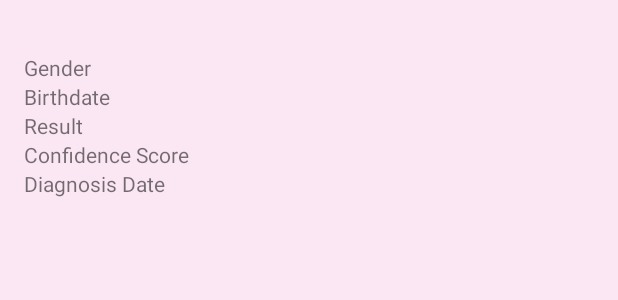
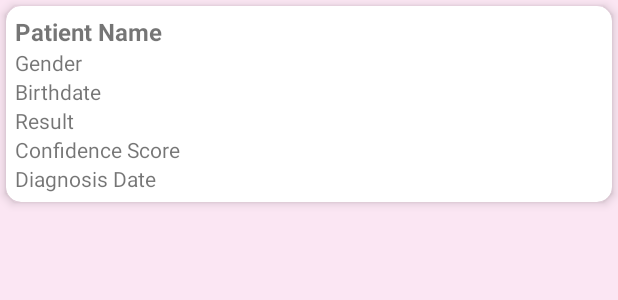
Before and after one commit to RafiRashya/TumoRanger-Backend, an Android app: the layout item_history.xml on its own in the app's theme, with its tools: preview values and no code run, on a phone screen of 412 x 824 dp. Shown: the top 300 px of the screen. Run offline under Robolectric (Android 15) with nearby library versions, the phone set to English and light mode, and no system bars.

Commit message:
Updating History UI

```diff
--- a/app/build.gradle.kts
+++ b/app/build.gradle.kts
@@ -52,6 +52,7 @@ dependencies {
     implementation(libs.androidx.navigation.ui.ktx)
     implementation(libs.androidx.annotation)
     implementation(libs.androidx.activity)
+    implementation(libs.androidx.cardview)
     implementation("de.hdodenhof:circleimageview:3.1.0")
     testImplementation(libs.junit)
     androidTestImplementation(libs.androidx.junit)
--- a/app/src/main/java/com/dicoding/tumoranger/ui/scan/ScanFragment.kt
+++ b/app/src/main/java/com/dicoding/tumoranger/ui/scan/ScanFragment.kt
@@ -59,7 +59,7 @@ class ScanFragment : Fragment() {
         container: ViewGroup?,
         savedInstanceState: Bundle?
     ): View {
-        scanViewModel = ViewModelProvider(this).get(ScanViewModel::class.java)
+        scanViewModel = ViewModelProvider(this)[ScanViewModel::class.java]
 
         _binding = FragmentScanBinding.inflate(inflater, container, false)
         val root: View = binding.root
@@ -95,6 +95,10 @@ class ScanFragment : Fragment() {
         }
 
         addImageButton.setOnClickListener {
+            openGallery()
+        }
+
+        changeImageButton.setOnClickListener {
             openGallery()
         }
 
--- a/app/src/main/res/layout/fragment_scan.xml
+++ b/app/src/main/res/layout/fragment_scan.xml
@@ -56,9 +56,10 @@
                 android:id="@+id/changeImageButton"
                 android:layout_width="wrap_content"
                 android:layout_height="wrap_content"
+                android:layout_marginTop="8dp"
+                android:layout_marginEnd="8dp"
+                android:text="@string/change_image"
                 android:visibility="gone"
-                android:elevation="0dp"
-                android:text="@string/change_image"
                 app:layout_constraintEnd_toEndOf="@+id/imageContainer"
                 app:layout_constraintTop_toTopOf="@+id/imageContainer" />
 
--- a/app/src/main/res/layout/fragment_settings.xml
+++ b/app/src/main/res/layout/fragment_settings.xml
@@ -52,8 +52,6 @@
                 android:layout_width="wrap_content"
                 android:layout_height="wrap_content"
                 android:text="@string/manage_account"
-                android:backgroundTint="@color/white"
-                android:textColor="@color/purple_500"
                 app:layout_constraintTop_toBottomOf="@id/textView_name"
                 app:layout_constraintStart_toStartOf="parent"
                 app:layout_constraintEnd_toEndOf="parent"
@@ -137,7 +135,6 @@
                 android:layout_height="wrap_content"
                 android:layout_marginTop="32dp"
                 android:layout_marginBottom="16dp"
-                android:backgroundTint="@color/purple_500"
                 android:text="@string/logout"
                 android:textColor="@color/white"
                 app:cornerRadius="16dp"
--- a/app/src/main/res/layout/item_history.xml
+++ b/app/src/main/res/layout/item_history.xml
@@ -1,44 +1,89 @@
-<?xml version="1.0" encoding="utf-8"?>
-<LinearLayout xmlns:android="http://schemas.android.com/apk/res/android"
+<androidx.cardview.widget.CardView xmlns:android="http://schemas.android.com/apk/res/android"
+    xmlns:app="http://schemas.android.com/apk/res-auto"
+    android:id="@+id/cardview"
     android:layout_width="match_parent"
     android:layout_height="wrap_content"
-    android:orientation="vertical"
-    android:padding="16dp">
+    android:layout_margin="4dp"
+    android:padding="16dp"
+    app:cardCornerRadius="10dp"
+    app:cardElevation="4dp"
+    app:contentPadding="6dp">
+
+    <androidx.constraintlayout.widget.ConstraintLayout
+        android:layout_width="match_parent"
+        android:layout_height="wrap_content">
+
+        <ImageView
+            android:id="@+id/imagePreview"
+            android:layout_width="100dp"
+            android:layout_height="100dp"
+            android:layout_marginStart="8dp"
+            android:scaleType="centerCrop"
+            app:layout_constraintTop_toTopOf="parent"
+            app:layout_constraintEnd_toEndOf="parent"
+            app:layout_constraintBottom_toBottomOf="parent" />
 
         <TextView
             android:id="@+id/patientNameTextView"
-        android:layout_width="wrap_content"
+            android:layout_width="0dp"
             android:layout_height="wrap_content"
             android:text="@string/patient_name"
-        android:textStyle="bold" />
+            android:textSize="16sp"
+            android:textStyle="bold"
+            app:layout_constraintTop_toTopOf="parent"
+            app:layout_constraintStart_toStartOf="parent"
+            app:layout_constraintEnd_toStartOf="@id/imagePreview" />
 
         <TextView
             android:id="@+id/genderTextView"
-        android:layout_width="wrap_content"
+            android:layout_width="0dp"
             android:layout_height="wrap_content"
-        android:text="@string/gender" />
+            android:text="@string/gender"
+            android:textSize="14sp"
+            app:layout_constraintTop_toBottomOf="@id/patientNameTextView"
+            app:layout_constraintStart_toStartOf="parent"
+            app:layout_constraintEnd_toStartOf="@id/imagePreview" />
 
         <TextView
             android:id="@+id/birthdateTextView"
-        android:layout_width="wrap_content"
+            android:layout_width="0dp"
             android:layout_height="wrap_content"
-        android:text="@string/birthdate" />
+            android:text="@string/birthdate"
+            android:textSize="14sp"
+            app:layout_constraintTop_toBottomOf="@id/genderTextView"
+            app:layout_constraintStart_toStartOf="parent"
+            app:layout_constraintEnd_toStartOf="@id/imagePreview" />
 
         <TextView
             android:id="@+id/resultTextView"
-        android:layout_width="wrap_content"
+            android:layout_width="0dp"
             android:layout_height="wrap_content"
-        android:text="@string/result" />
+            android:text="@string/result"
+            android:textSize="14sp"
+            app:layout_constraintTop_toBottomOf="@id/birthdateTextView"
+            app:layout_constraintStart_toStartOf="parent"
+            app:layout_constraintEnd_toStartOf="@id/imagePreview" />
 
         <TextView
             android:id="@+id/confidenceScoreTextView"
-        android:layout_width="wrap_content"
+            android:layout_width="0dp"
             android:layout_height="wrap_content"
-        android:text="@string/confidence_score" />
+            android:text="@string/confidence_score"
+            android:textSize="14sp"
+            app:layout_constraintTop_toBottomOf="@id/resultTextView"
+            app:layout_constraintStart_toStartOf="parent"
+            app:layout_constraintEnd_toStartOf="@id/imagePreview" />
 
         <TextView
             android:id="@+id/diagnosisDateTextView"
-        android:layout_width="wrap_content"
+            android:layout_width="0dp"
             android:layout_height="wrap_content"
-        android:text="Diagnosis Date" />
-</LinearLayout>
+            android:text="@string/diagnosis_date"
+            android:textSize="14sp"
+            app:layout_constraintTop_toBottomOf="@id/confidenceScoreTextView"
+            app:layout_constraintStart_toStartOf="parent"
+            app:layout_constraintEnd_toStartOf="@id/imagePreview"
+            app:layout_constraintBottom_toBottomOf="parent" />
+
+    </androidx.constraintlayout.widget.ConstraintLayout>
+</androidx.cardview.widget.CardView>
--- a/app/src/main/res/values/strings.xml
+++ b/app/src/main/res/values/strings.xml
@@ -34,7 +34,7 @@
 
     <string name="birthdate">Birthdate</string>
     <string name="birth">Birth</string>
-    <string name="patient_name" />
+    <string name="patient_name">Patient Name</string>
     <string name="name">Name</string>
 
     <string name="prediction">Prediction</string>
@@ -51,4 +51,5 @@
     <string name="english">English</string>
     <string name="zimbabwe">Zimbabwe</string>
     <string name="change_image">change image</string>
+    <string name="diagnosis_date">Diagnosis Date</string>
 </resources>
--- a/gradle/libs.versions.toml
+++ b/gradle/libs.versions.toml
@@ -33,6 +33,7 @@ androidx-lifecycle-livedata-ktx = { group = "androidx.lifecycle", name = "lifecy
 androidx-lifecycle-viewmodel-ktx = { group = "androidx.lifecycle", name = "lifecycle-viewmodel-ktx", version.ref = "lifecycleViewmodelKtx" }
 androidx-navigation-fragment-ktx = { group = "androidx.navigation", name = "navigation-fragment-ktx", version.ref = "navigationFragmentKtx" }
 androidx-navigation-ui-ktx = { group = "androidx.navigation", name = "navigation-ui-ktx", version.ref = "navigationUiKtx" }
+androidx-cardview = { group = "androidx.cardview", name = "cardview", version = "1.0.0" }
 
 androidx-room-runtime = { module = "androidx.room:room-runtime", version.ref = "androidxRoom" }
 androidx-room-ktx = { module = "androidx.room:room-ktx", version.ref = "androidxRoom" }
```
Lines whose indentation alone changed are shown as unchanged.
